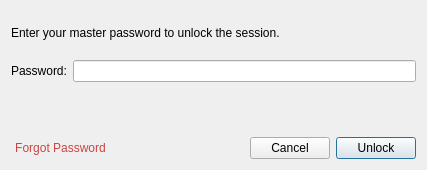
This is dnsctl/gui/ui/unlock_dialog.ui in dhivijit/dnsctl as Qt 5 draws it before an edit. The edited form follows.
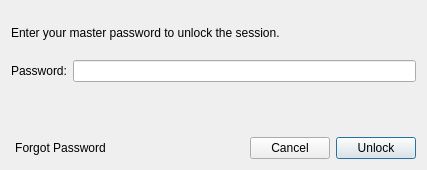
This is the edited form.

Patch:
```diff
--- a/dnsctl/gui/ui/unlock_dialog.ui
+++ b/dnsctl/gui/ui/unlock_dialog.ui
@@ -62,9 +62,6 @@
        <property name="text">
         <string>Forgot Password</string>
        </property>
-       <property name="styleSheet">
-        <string>color: #cc4444;</string>
-       </property>
        <property name="flat">
         <bool>true</bool>
        </property>
```
Left out of the diff: 3 changed lines with no effect on the pictures.
